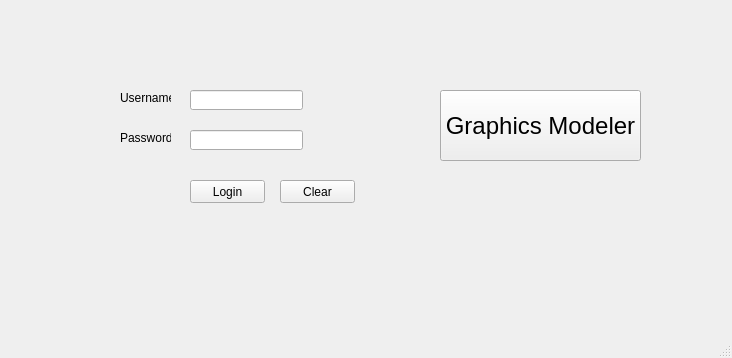
Qt form mainwindow.ui (rizzi-trevor/CS1C-2DGraphicsModeler) before a commit.
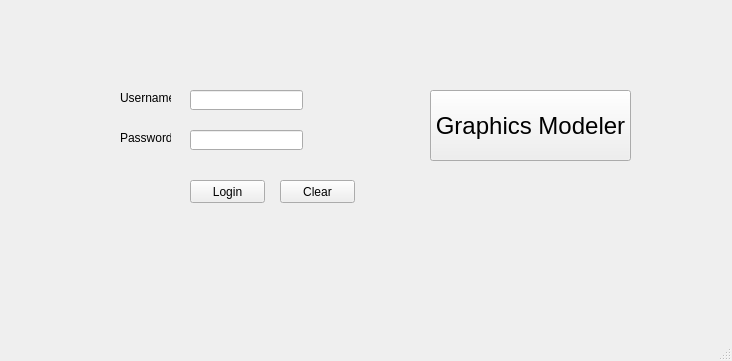
The same form after that commit.

Patch:
```diff
--- a/mainwindow.ui
+++ b/mainwindow.ui
@@ -7,7 +7,7 @@
     <x>0</x>
     <y>0</y>
     <width>732</width>
-    <height>358</height>
+    <height>361</height>
    </rect>
   </property>
   <property name="windowTitle">
@@ -66,7 +66,7 @@
    <widget class="QPushButton" name="modelerButton">
     <property name="geometry">
      <rect>
-      <x>440</x>
+      <x>430</x>
       <y>90</y>
       <width>201</width>
       <height>71</height>
```
Left out of the diff: 2 changed lines with no effect on the pictures.
